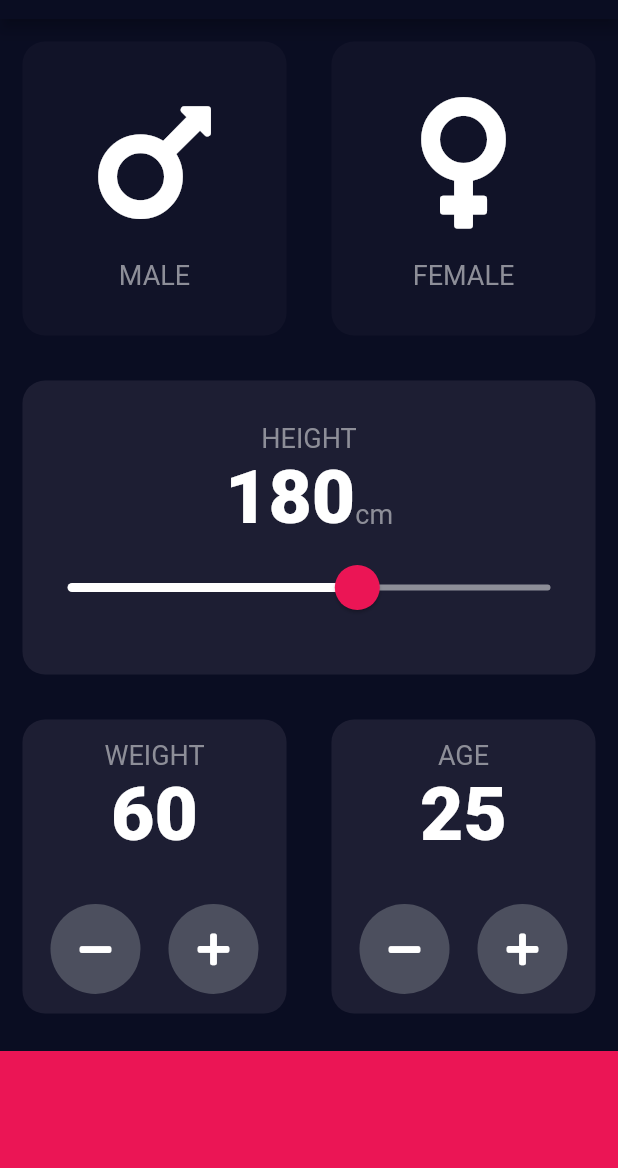
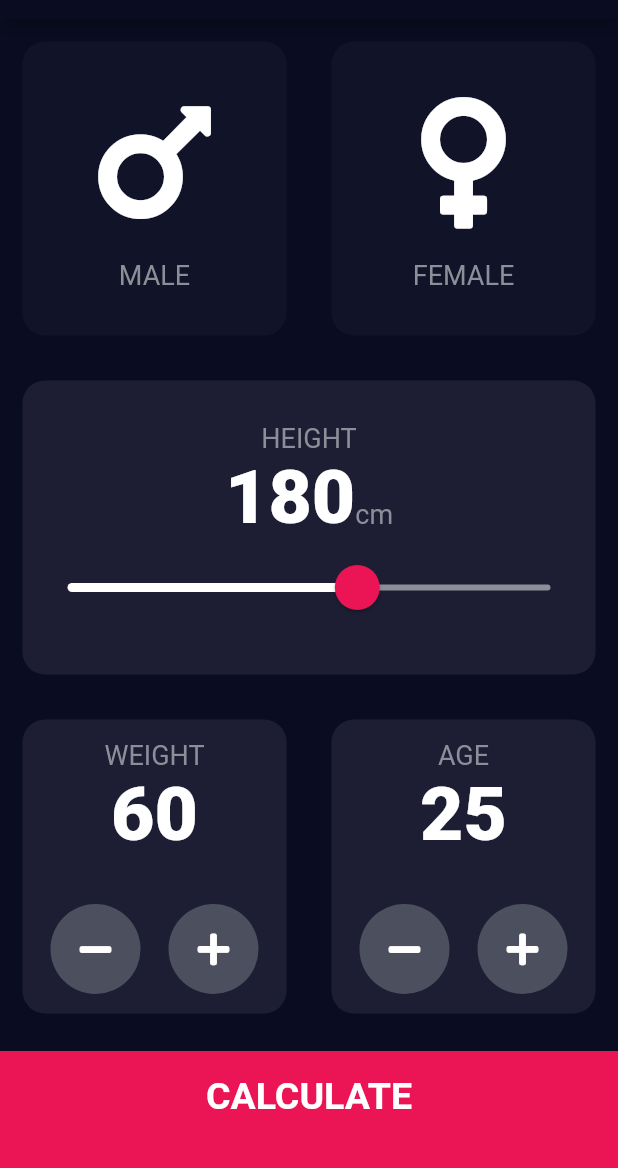
Before and after one commit to carlstep/ab_bmi_calc, a Flutter app: the screen it shows after launch, on a phone screen of 412 x 824 dp, the part 65-1233 px from its top. Run offline on Flutter 3.47's test engine with Material 2 defaults, Android fonts, the phone set to English and light mode, and no system bars; our stand-ins replace font_awesome_flutter.

Commit message:
update to organisation

```diff
--- /dev/null
+++ b/lib/components/bottom_button.dart
@@ -0,0 +1,29 @@
+import 'package:flutter/material.dart';
+import '../constants.dart';
+
+class BottomButton extends StatelessWidget {
+  BottomButton({@required this.onTap, @required this.buttonTitle});
+
+  final Function onTap;
+  final String buttonTitle;
+
+  @override
+  Widget build(BuildContext context) {
+    return GestureDetector(
+      onTap: onTap,
+      child: Container(
+        child: Center(
+          child: Text(
+            buttonTitle,
+            style: kLargeButtonText,
+          ),
+        ),
+        color: kBottomContainerColor,
+        margin: EdgeInsets.only(top: 10.0),
+        padding: EdgeInsets.only(bottom: 20.0),
+        width: double.infinity,
+        height: kBottomContainerHeight,
+      ),
+    );
+  }
+}
--- a/lib/card_content.dart
+++ b/lib/components/card_content.dart
@@ -1,5 +1,5 @@
 import 'package:flutter/material.dart';
-import 'constants.dart';
+import '../constants.dart';
 
 
 class CardContent extends StatelessWidget {
--- /dev/null
+++ b/lib/components/round_icon_button.dart
@@ -0,0 +1,23 @@
+import 'package:flutter/material.dart';
+
+class RoundIconButton extends StatelessWidget {
+  RoundIconButton({@required this.icon, @required this.onPressed});
+
+  final IconData icon;
+  final Function onPressed;
+
+  @override
+  Widget build(BuildContext context) {
+    return TextButton(
+      child: Icon(icon),
+      style: TextButton.styleFrom(
+        minimumSize: Size.fromRadius(30.0),
+        backgroundColor: Color(0xFF4C4F5E),
+        shape: CircleBorder(),
+        primary: Colors.white,
+        elevation: 0.0,
+      ),
+      onPressed: onPressed,
+    );
+  }
+}
--- a/lib/main.dart
+++ b/lib/main.dart
@@ -1,5 +1,6 @@
+import 'package:bmi_calculator/screens/results_page.dart';
 import 'package:flutter/material.dart';
-import 'input_page.dart';
+import 'screens/input_page.dart';
 
 void main() => runApp(BMICalculator());
 
@@ -8,11 +9,16 @@ class BMICalculator extends StatelessWidget {
   Widget build(BuildContext context) {
     return MaterialApp(
       debugShowCheckedModeBanner: false,
-      theme: ThemeData.dark().copyWith( // sets the main theme for the primaryColor (header) and scaffoldBackgroundColor (body). using 'copyWith' sets the body text to default (white)
+      theme: ThemeData.dark().copyWith(
+        // sets the main theme for the primaryColor (header) and scaffoldBackgroundColor (body). using 'copyWith' sets the body text to default (white)
         primaryColor: Color(0xFF0A0D22),
         scaffoldBackgroundColor: Color(0xFF0A0D22),
       ),
-      home: InputPage(),
+      initialRoute: '/',
+      routes: {
+        '/': (context) => InputPage(),
+        '/second': (context) => ResultsPage(),
+      },
     );
   }
 }
--- a/lib/input_page.dart
+++ b/lib/screens/input_page.dart
@@ -1,8 +1,10 @@
 import 'package:flutter/material.dart';
 import 'package:font_awesome_flutter/font_awesome_flutter.dart';
-import 'card_content.dart';
-import 'reusable_card.dart';
-import 'constants.dart';
+import '../components/card_content.dart';
+import '../components/reusable_card.dart';
+import '../constants.dart';
+import '../components/bottom_button.dart';
+import '../components/round_icon_button.dart';
 
 enum GenderStatus {
   male,
@@ -209,36 +211,14 @@ class _InputPageState extends State<InputPage> {
               ],
             ),
           ),
-          Container(
-            color: kBottomContainerColor,
-            margin: EdgeInsets.only(top: 10.0),
-            width: double.infinity,
-            height: kBottomContainerHeight,
-          )
+          BottomButton(
+            buttonTitle: 'CALCULATE',
+            onTap: () {
+              Navigator.pushNamed(context, '/second');
+            },
+          ),
         ],
       ),
     );
   }
 }
-
-class RoundIconButton extends StatelessWidget {
-  RoundIconButton({@required this.icon, @required this.onPressed});
-
-  final IconData icon;
-  final Function onPressed;
-
-  @override
-  Widget build(BuildContext context) {
-    return TextButton(
-      child: Icon(icon),
-      style: TextButton.styleFrom(
-        minimumSize: Size.fromRadius(30.0),
-        backgroundColor: Color(0xFF4C4F5E),
-        shape: CircleBorder(),
-        primary: Colors.white,
-        elevation: 0.0,
-      ),
-      onPressed: onPressed,
-    );
-  }
-}
```
Also changed, not shown: lib/constants.dart (+27 -0 lines), lib/screens/results_page.dart (added, +64 -0 lines), lib/components/reusable_card.dart (renamed from lib/reusable_card.dart).
